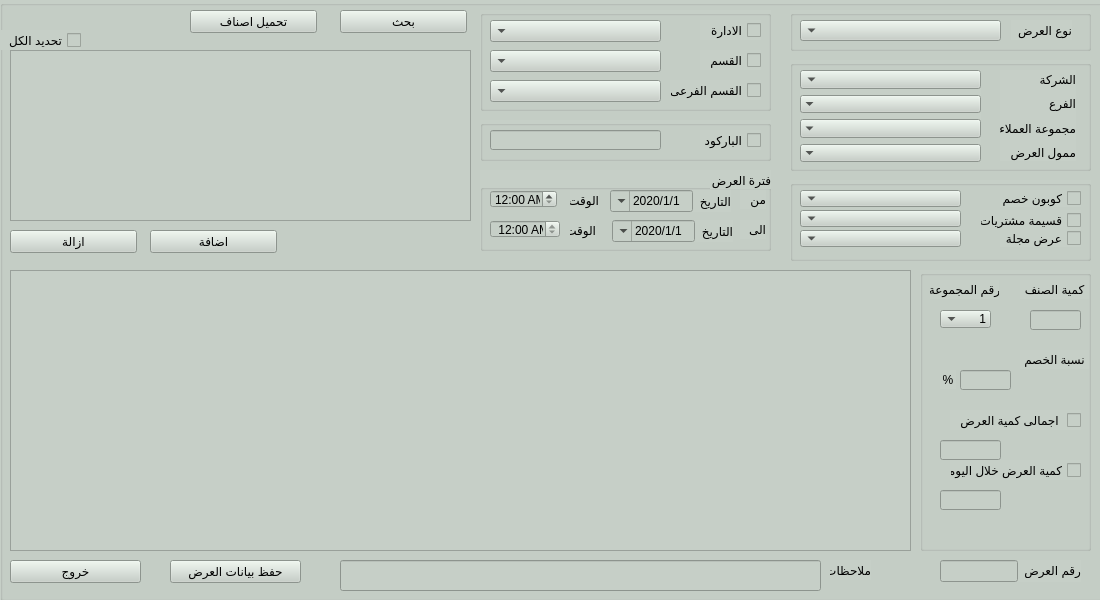
The window that presentation/promotion_ui/Promotion_create.ui (shymaa123456/HyperPOS2020) describes before a commit, drawn with Qt 5.
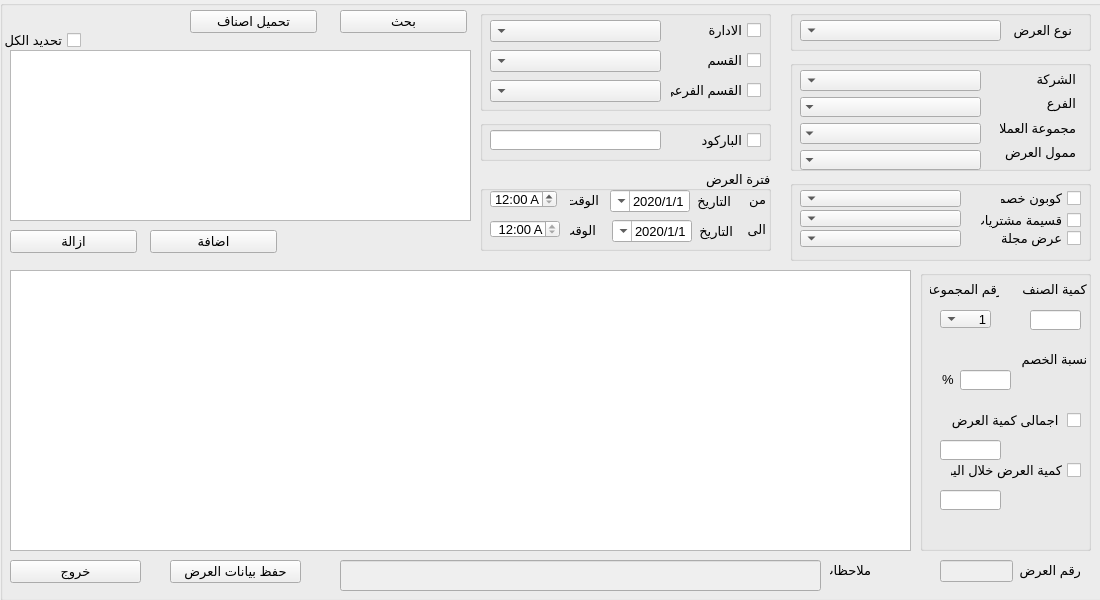
The same window after the commit.

The edit to the form file:
```diff
--- a/presentation/promotion_ui/Promotion_create.ui
+++ b/presentation/promotion_ui/Promotion_create.ui
@@ -62,9 +62,7 @@
     <enum>Qt::RightToLeft</enum>
    </property>
    <property name="styleSheet">
-    <string notr="true">
-                    background-color: rgb(198, 207, 199);
-                </string>
+    <string notr="true"/>
    </property>
    <property name="title">
     <string/>
@@ -87,7 +85,7 @@
        <x>10</x>
        <y>10</y>
        <width>181</width>
-       <height>92</height>
+       <height>100</height>
       </rect>
      </property>
      <layout class="QVBoxLayout" name="verticalLayout_3">
```
